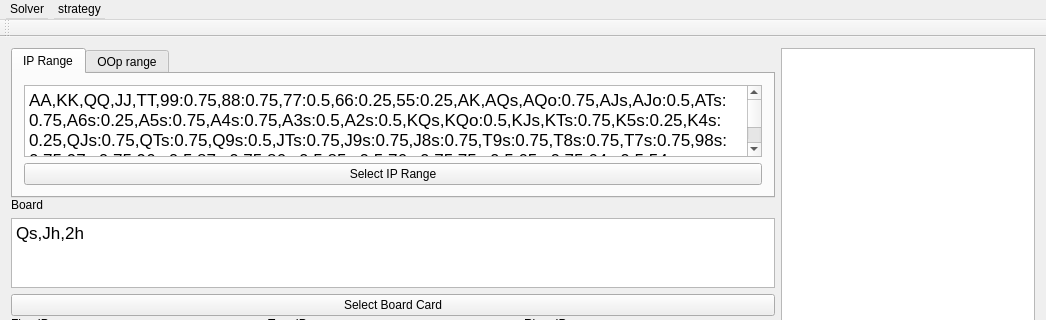
Above: mainwindow.ui from bupticybee/TexasSolver before the change; both pictures show x 0 to 1046 and y 0 to 320 of the 1046 by 934 pixel window. Below: the same form after it.
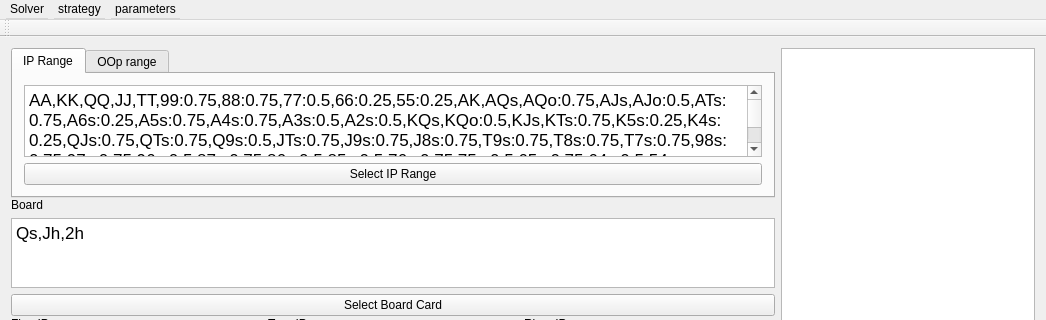
That is the form after the change. The open tabs and pages were chosen to show the change. Custom widgets are drawn as their Qt base class.

What changed in the file:
```diff
--- a/mainwindow.ui
+++ b/mainwindow.ui
@@ -1011,8 +1011,17 @@
     </widget>
     <addaction name="menuexport_to_file"/>
    </widget>
+   <widget class="QMenu" name="menuparameters">
+    <property name="title">
+     <string>parameters</string>
+    </property>
+    <addaction name="actionimport"/>
+    <addaction name="actionexport"/>
+    <addaction name="actionclear_all"/>
+   </widget>
    <addaction name="menusolver"/>
    <addaction name="menustrategy_2"/>
+   <addaction name="menuparameters"/>
   </widget>
   <widget class="QToolBar" name="mainToolBar">
    <attribute name="toolBarArea">
```
Left out of the diff: 29 changed lines with no effect on the pictures.
